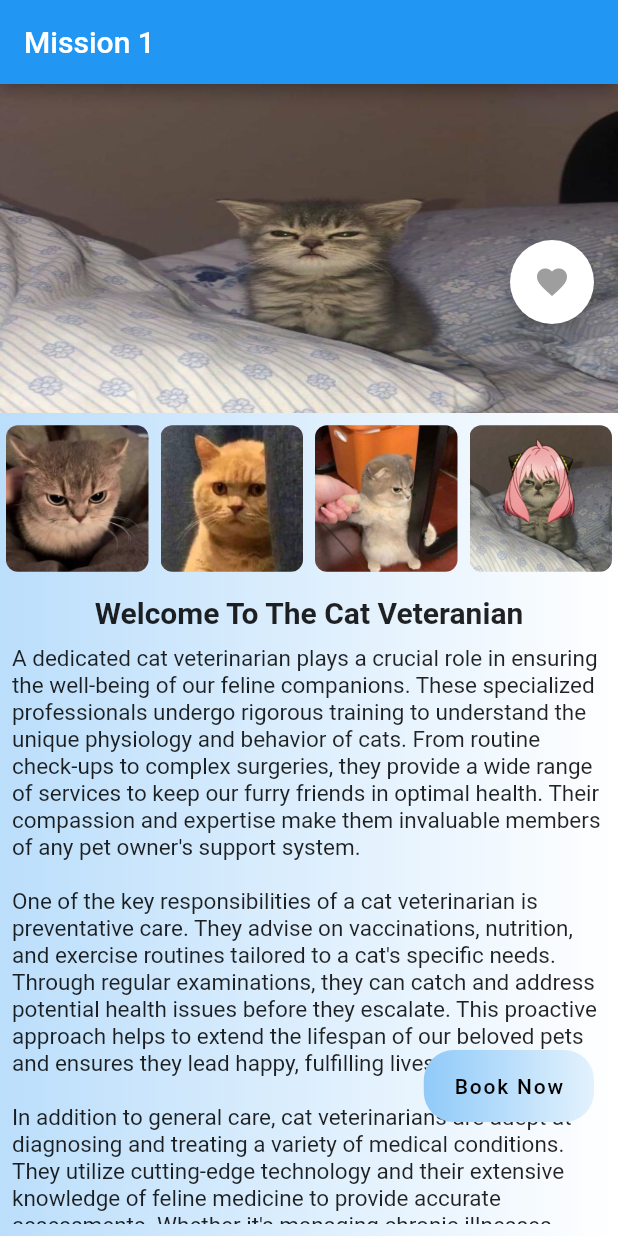
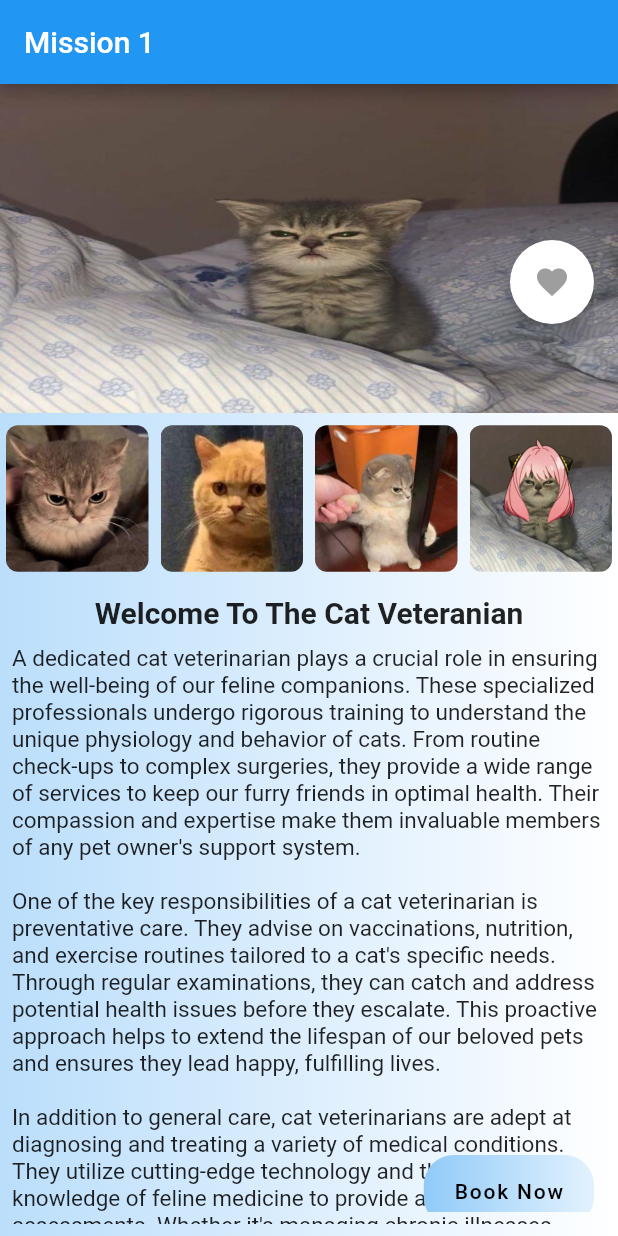
Before and after one commit to Marsh16/marshaalexislikorawung_flutterwidget, a Flutter app: the screen it shows after launch, on a phone screen of 412 x 824 dp. Run offline on Flutter 3.47's test engine with Material 2 defaults, Android fonts, the light colour scheme and no system bars; our stand-ins replace email_validator, fluttertoast.

Commit message:
Revert "upd"
This reverts commit aad00d4571226ca0b5fad17f79b7b20991076b6f.

```diff
--- a/lib/mission.dart
+++ b/lib/mission.dart
@@ -1,4 +1,5 @@
 import 'package:flutter/material.dart';
+import 'package:fluttertoast/fluttertoast.dart';
 import 'package:marshaalexislikorawung_flutterwidget/booking.dart';
 
 class MissionPage extends StatefulWidget {
@@ -52,7 +53,7 @@ class _MissionPageState extends State<MissionPage> {
               right: 0.0, // Adjust as needed
              child: Container(
                 margin:
-                    EdgeInsets.only(top: 700, right: 0), // Add margin to the FAB
+                    EdgeInsets.only(top: 770, right: 0), // Add margin to the FAB
                     child: Container(
                 decoration: BoxDecoration(
                   gradient: LinearGradient(
```
Also changed, not shown: lib/booking.dart (+4 -7 lines), 1 other file.
